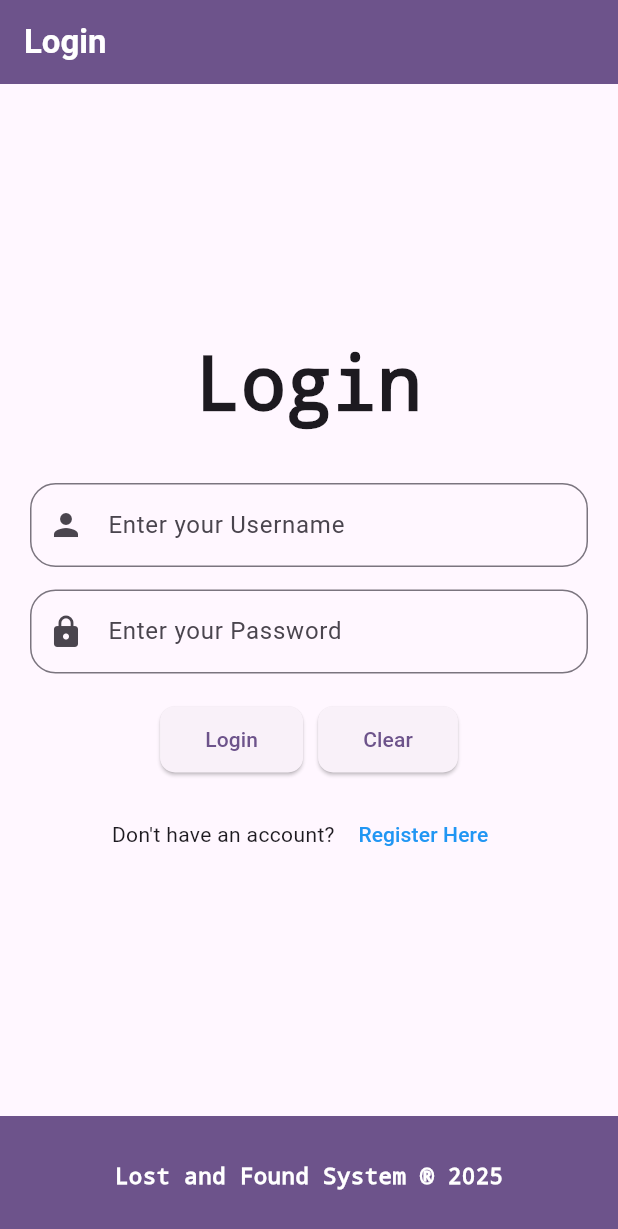
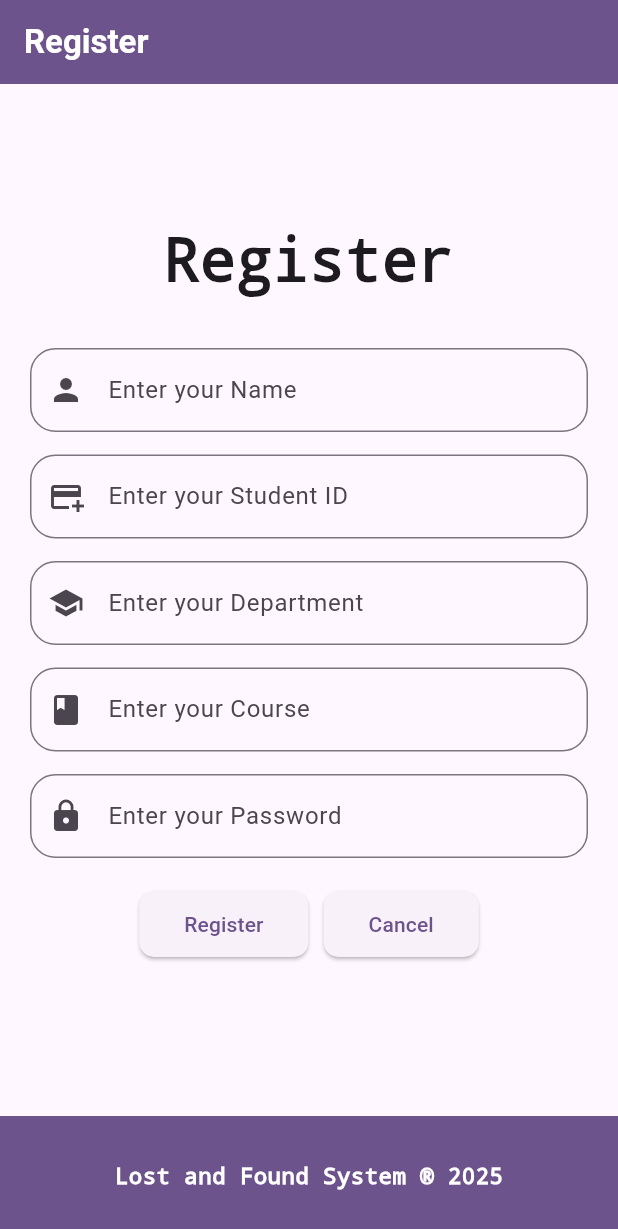
Before and after one commit to Karlcamp162/Lost-and-Found-System, a Flutter app: the screen it shows after launch, after a tap on "Register Here", on a phone screen of 412 x 824 dp. Shown: the top 1229 px of the screen. Run offline on Flutter 3.47's test engine with Material 3 defaults, Android fonts, the phone set to English and light mode, and no system bars; our stand-ins replace image_picker.

Commit message:
Dynamic update in Registration

```diff
--- a/lib/pages/loginPage.dart
+++ b/lib/pages/loginPage.dart
@@ -1,5 +1,6 @@
 import 'package:flutter/material.dart';
-import 'package:lost_and_found_system/pages/home.dart'; // Import your Home page
+import 'package:lost_and_found_system/pages/home.dart';
+import 'package:lost_and_found_system/pages/registerPage.dart'; // Import your Home page
 
 class Login extends StatefulWidget {
   const Login({super.key});
@@ -9,14 +10,15 @@ class Login extends StatefulWidget {
 }
 
 class _LoginState extends State<Login> {
-  final TextEditingController _usernameController = TextEditingController();
+  final TextEditingController _studentIdController = TextEditingController();
   final TextEditingController _passwordController = TextEditingController();
+  //username, password, id_number, course,
 
   void _handleLogin() {
-    String username = _usernameController.text.trim();
+    String studentId = _studentIdController.text.trim();
     String password = _passwordController.text;
 
-    if (username.isEmpty || password.isEmpty) {
+    if (studentId.isEmpty || password.isEmpty) {
       ScaffoldMessenger.of(context).showSnackBar(
         SnackBar(content: Text("Please enter both username and password")),
       );
@@ -25,12 +27,12 @@ class _LoginState extends State<Login> {
 
     Navigator.pushReplacement(
       context,
-      MaterialPageRoute(builder: (context) => Home(currentUserName: username)),
+      MaterialPageRoute(builder: (context) => Home(currentUserName: studentId)),
     );
   }
 
   void _clearFields() {
-    _usernameController.clear();
+    _studentIdController.clear();
     _passwordController.clear();
   }
 
@@ -76,9 +78,9 @@ class _LoginState extends State<Login> {
                 ),
                 const SizedBox(height: 30),
                 TextField(
-                  controller: _usernameController,
+                  controller: _studentIdController,
                   decoration: InputDecoration(
-                    hintText: 'Enter your Username',
+                    hintText: 'Enter your Student ID',
                     prefixIcon: Icon(Icons.person),
                     border: OutlineInputBorder(
                       borderRadius: BorderRadius.circular(17),
@@ -136,7 +138,15 @@ class _LoginState extends State<Login> {
                   children: [
                     const Text("Don't have an account? "),
                     TextButton(
-                      onPressed: () {},
+                      onPressed:
+                          () => {
+                            Navigator.push(
+                              context,
+                              MaterialPageRoute(
+                                builder: (context) => RegisterPage(),
+                              ),
+                            ),
+                          },
                       child: const Text(
                         "Register Here",
                         style: TextStyle(color: Colors.blue),
--- a/lib/pages/registerPage.dart
+++ b/lib/pages/registerPage.dart
@@ -0,0 +1,221 @@
+import 'package:flutter/material.dart';
+
+class RegisterPage extends StatefulWidget {
+  const RegisterPage({super.key});
+
+  @override
+  State<RegisterPage> createState() => _RegisterPageState();
+}
+
+// ==========================
+// User Model
+// ==========================
+class User {
+  final String name;
+  final String studentId;
+  final String department;
+  final String course;
+  final String password;
+
+  User({
+    required this.name,
+    required this.studentId,
+    required this.department,
+    required this.course,
+    required this.password,
+  });
+}
+
+// ==========================
+// Global User Service (Singleton)
+// ==========================
+class UserService {
+  static final UserService _instance = UserService._internal();
+  factory UserService() => _instance;
+  UserService._internal();
+
+  final List<User> users = [];
+}
+
+// ==========================
+// Register Page State
+// ==========================
+class _RegisterPageState extends State<RegisterPage> {
+  final nameController = TextEditingController();
+  final studentIdController = TextEditingController();
+  final departmentController = TextEditingController();
+  final courseController = TextEditingController();
+  final passwordController = TextEditingController();
+
+  void registerUser() {
+    final user = User(
+      name: nameController.text,
+      studentId: studentIdController.text,
+      department: departmentController.text,
+      course: courseController.text,
+      password: passwordController.text,
+    );
+
+    UserService().users.add(user); // Add to global list
+
+    // Clear fields
+    nameController.clear();
+    studentIdController.clear();
+    departmentController.clear();
+    courseController.clear();
+    passwordController.clear();
+
+    // Show success message
+    ScaffoldMessenger.of(context).showSnackBar(
+      const SnackBar(content: Text('User registered successfully!')),
+    );
+  }
+
+  @override
+  void dispose() {
+    nameController.dispose();
+    studentIdController.dispose();
+    departmentController.dispose();
+    courseController.dispose();
+    passwordController.dispose();
+    super.dispose();
+  }
+
+  @override
+  Widget build(BuildContext context) {
+    return Scaffold(
+      appBar: AppBar(
+        backgroundColor: Theme.of(context).colorScheme.primary,
+        automaticallyImplyLeading: false,
+        title: const Text(
+          "Register",
+          style: TextStyle(color: Colors.white, fontWeight: FontWeight.bold),
+        ),
+      ),
+      bottomNavigationBar: BottomAppBar(
+        color: Theme.of(context).colorScheme.primary,
+        child: const Center(
+          child: Text(
+            "Lost and Found System ® 2025",
+            style: TextStyle(
+              color: Colors.white,
+              fontWeight: FontWeight.bold,
+              fontFamily: 'Courier',
+              fontSize: 15,
+            ),
+          ),
+        ),
+      ),
+      body: SafeArea(
+        child: Center(
+          child: SingleChildScrollView(
+            padding: const EdgeInsets.symmetric(horizontal: 20),
+            child: Column(
+              mainAxisAlignment: MainAxisAlignment.center,
+              children: [
+                const Text(
+                  'Register',
+                  style: TextStyle(
+                    fontFamily: 'Courier',
+                    fontWeight: FontWeight.bold,
+                    fontSize: 40,
+                  ),
+                ),
+                const SizedBox(height: 30),
+                TextField(
+                  controller: nameController,
+                  decoration: InputDecoration(
+                    hintText: 'Enter your Name',
+                    prefixIcon: const Icon(Icons.person),
+                    border: OutlineInputBorder(
+                      borderRadius: BorderRadius.circular(17),
+                    ),
+                  ),
+                ),
+                const SizedBox(height: 15),
+                TextField(
+                  controller: studentIdController,
+                  decoration: InputDecoration(
+                    hintText: 'Enter your Student ID',
+                    prefixIcon: const Icon(Icons.add_card),
+                    border: OutlineInputBorder(
+                      borderRadius: BorderRadius.circular(17),
+                    ),
+                  ),
+                ),
+                const SizedBox(height: 15),
+                TextField(
+                  controller: departmentController,
+                  decoration: InputDecoration(
+                    hintText: 'Enter your Department',
+                    prefixIcon: const Icon(Icons.school),
+                    border: OutlineInputBorder(
+                      borderRadius: BorderRadius.circular(17),
+                    ),
+                  ),
+                ),
+                const SizedBox(height: 15),
+                TextField(
+                  controller: courseController,
+                  decoration: InputDecoration(
+                    hintText: 'Enter your Course',
+                    prefixIcon: const Icon(Icons.book),
+                    border: OutlineInputBorder(
+                      borderRadius: BorderRadius.circular(17),
+                    ),
+                  ),
+                ),
+                const SizedBox(height: 15),
+                TextField(
+                  controller: passwordController,
+                  obscureText: true,
+                  decoration: InputDecoration(
+                    hintText: 'Enter your Password',
+                    prefixIcon: const Icon(Icons.lock),
+                    border: OutlineInputBorder(
+                      borderRadius: BorderRadius.circular(17),
+                    ),
+                  ),
+                ),
+                const SizedBox(height: 20),
+                Row(
+                  mainAxisAlignment: MainAxisAlignment.center,
+                  children: [
+                    ElevatedButton(
+                      onPressed: registerUser,
+                      child: const Text("Register"),
+                      style: ElevatedButton.styleFrom(
+                        padding: const EdgeInsets.symmetric(
+                          horizontal: 30,
+                          vertical: 12,
+                        ),
+                        shape: RoundedRectangleBorder(
+                          borderRadius: BorderRadius.circular(10.0),
+                        ),
+                      ),
+                    ),
+                    const SizedBox(width: 10),
+                    ElevatedButton(
+                      onPressed: () => Navigator.pop(context),
+                      child: const Text("Cancel"),
+                      style: ElevatedButton.styleFrom(
+                        padding: const EdgeInsets.symmetric(
+                          horizontal: 30,
+                          vertical: 12,
+                        ),
+                        shape: RoundedRectangleBorder(
+                          borderRadius: BorderRadius.circular(10.0),
+                        ),
+                      ),
+                    ),
+                  ],
+                ),
+                const SizedBox(height: 15),
+              ],
+            ),
+          ),
+        ),
+      ),
+    );
+  }
+}
```
